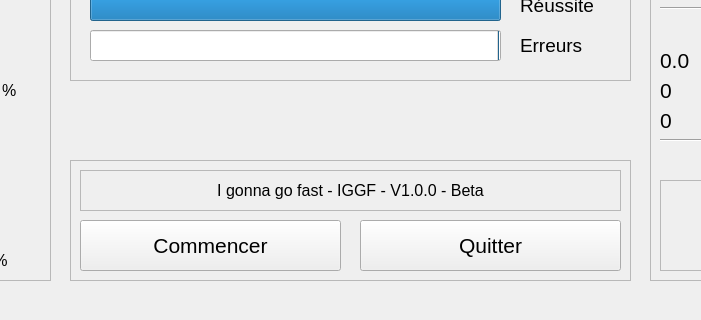
Before: the Qt Designer form code/client/qt/Module/module.ui in tbagrel1/i_gotta_go_fast-client, drawn with Qt 5; both pictures show x 250 to 951 and y 280 to 600 of the 1200 by 600 pixel window.
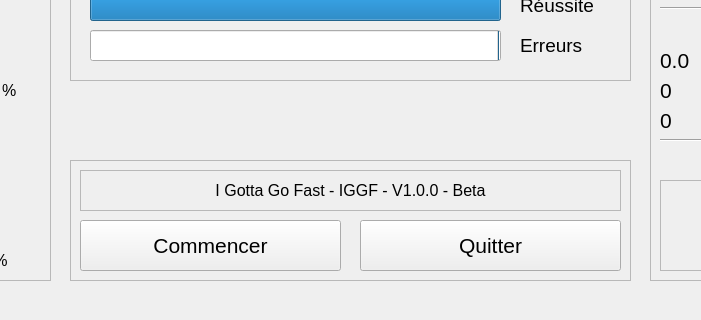
After: the same form once the commit is applied.

The edit to the form file:
```diff
--- a/code/client/qt/Module/module.ui
+++ b/code/client/qt/Module/module.ui
@@ -541,7 +541,7 @@
       <enum>QFrame::StyledPanel</enum>
      </property>
      <property name="text">
-      <string>I gonna go fast - IGGF - V1.0.0 - Beta</string>
+      <string>I Gotta Go Fast - IGGF - V1.0.0 - Beta</string>
      </property>
      <property name="alignment">
       <set>Qt::AlignCenter</set>
```
